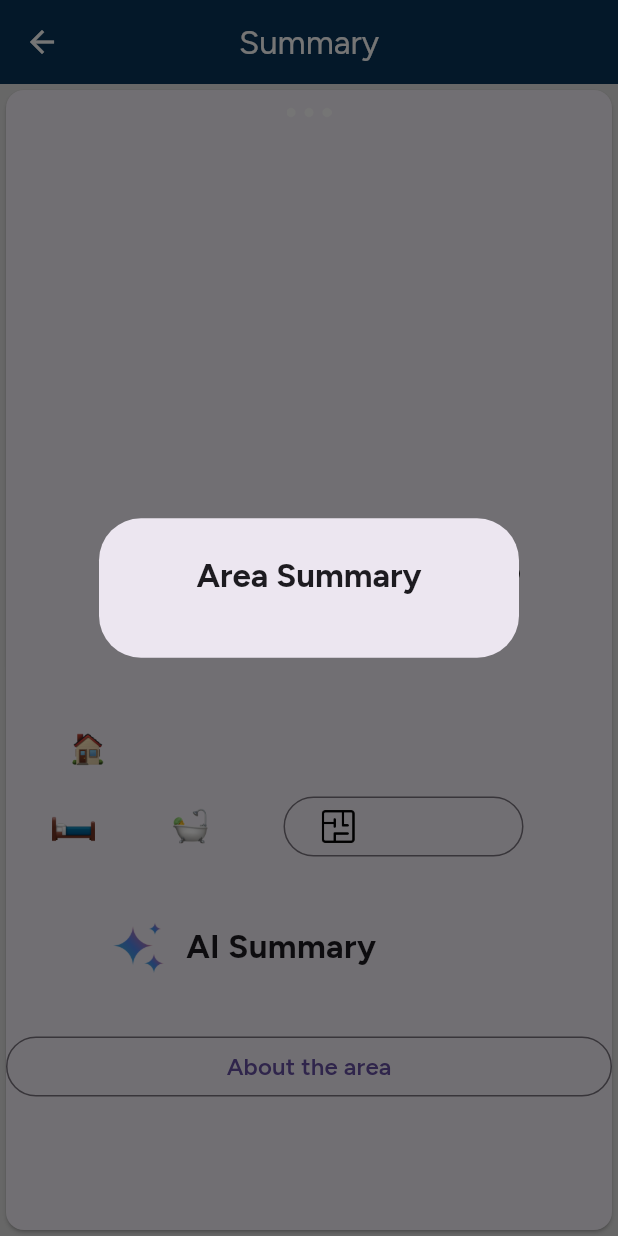
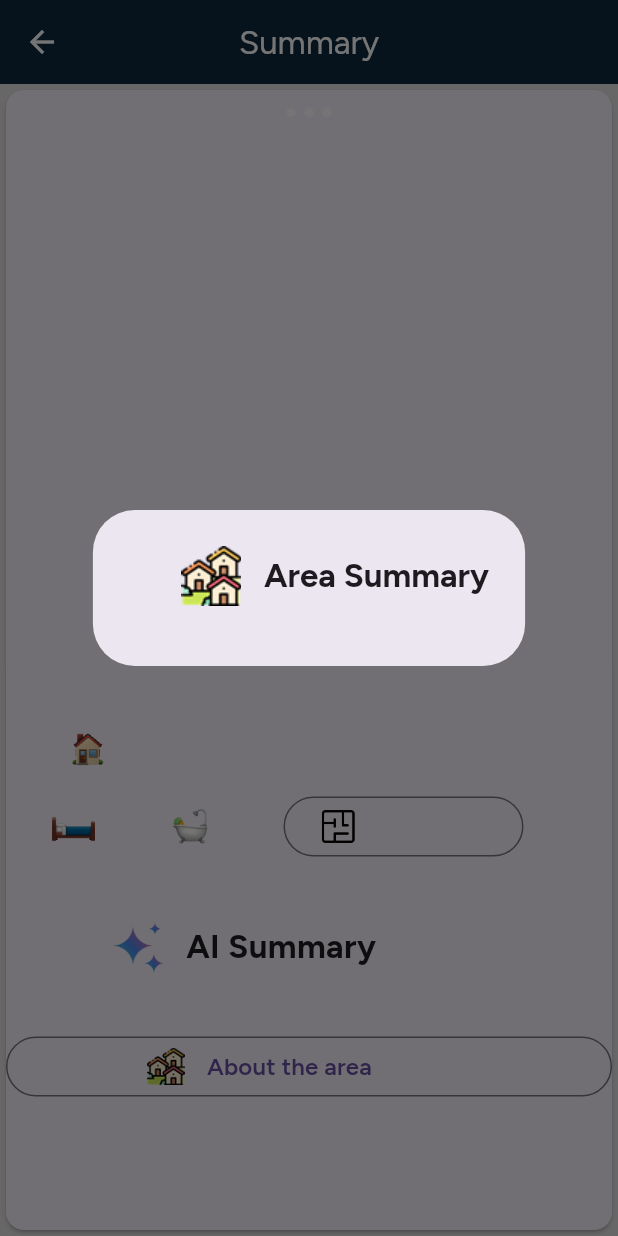
Before and after one commit to adilhafiz123/PropAI, a Flutter app: the ListingScreen screen opened directly with empty values, after a tap on "About the area", on a phone screen of 412 x 824 dp. Run offline on Flutter 3.47's test engine with Material 3 defaults, Android fonts, the phone set to English and light mode, and no system bars; our stand-ins replace cloud_firestore, firebase_core, flutter_markdown, geocoding, google_generative_ai, google_maps_flutter; accounts and stored records are empty; network calls fail.

Commit message:
Improved Icons around Area button/dialog

```diff
--- a/lib/Screens/listViewScreen.dart
+++ b/lib/Screens/listViewScreen.dart
@@ -97,7 +97,7 @@ class _ListScreenState extends State<ListScreen> {
           ),
           centerTitle: true,
           foregroundColor: Colors.white,
-          backgroundColor: const Color.fromARGB(255, 9, 53, 90),
+          backgroundColor: const Color.fromARGB(255, 14, 40, 60),
         ),
         floatingActionButtonLocation: FloatingActionButtonLocation.centerFloat,
         floatingActionButton: SizedBox(
--- a/lib/Screens/summaryScreen.dart
+++ b/lib/Screens/summaryScreen.dart
@@ -55,10 +55,9 @@ class _ListingScreenState extends State<ListingScreen> {
   Widget buildFloorPlanDialog(path) {
     return Dialog(
       insetPadding: const EdgeInsets.only(right: 15, left: 15),
-      child: FittedBox(
       child: ClipRRect(
-              borderRadius: BorderRadius.circular(50.0),
-              child: Image.network(path))),
+          borderRadius: const BorderRadius.all(Radius.circular(10)),
+          child: SizedBox(width: 400, child: Image.network(path))),
     );
   }
 
@@ -72,7 +71,7 @@ class _ListingScreenState extends State<ListingScreen> {
           ),
           centerTitle: true,
           foregroundColor: Colors.white,
-          backgroundColor: const Color.fromARGB(255, 9, 53, 90),
+          backgroundColor: const Color.fromARGB(255, 14, 40, 60),
         ),
         body: PageView(controller: pageViewController, children: [
           Card(
@@ -204,7 +203,8 @@ class _ListingScreenState extends State<ListingScreen> {
                             widget.listing.beds == null
                                 ? (widget.listing.type == "Studio" ? "0" : "?")
                                 : widget.listing.beds.toString(),
-                            style: const TextStyle(fontSize: 16),
+                            style: const TextStyle(
+                                fontSize: 16, fontWeight: FontWeight.w600),
                           ),
                         ],
                       ),
@@ -226,7 +226,8 @@ class _ListingScreenState extends State<ListingScreen> {
                             widget.listing.baths == null
                                 ? "?"
                                 : widget.listing.baths.toString(),
-                            style: const TextStyle(fontSize: 16),
+                            style: const TextStyle(
+                                fontSize: 16, fontWeight: FontWeight.w600),
                           ),
                         ],
                       ),
@@ -237,7 +238,9 @@ class _ListingScreenState extends State<ListingScreen> {
                     SizedBox(
                       width: 160,
                       child: OutlinedButton(
-                        onPressed: () => showDialog(
+                        onPressed: () => widget.listing.floorplanPath == ""
+                            ? null
+                            : showDialog(
                                 context: context,
                                 builder: (context) => buildFloorPlanDialog(
                                     widget.listing.floorplanPath),
@@ -254,7 +257,8 @@ class _ListingScreenState extends State<ListingScreen> {
                               widget.listing.sqft == null
                                   ? "?"
                                   : "${widget.listing.sqft}",
-                              style: const TextStyle(fontSize: 16),
+                              style: const TextStyle(
+                                  fontSize: 16, fontWeight: FontWeight.w600),
                             )
                           ],
                         ),
@@ -302,30 +306,47 @@ class _ListingScreenState extends State<ListingScreen> {
                 ),
                 SizedBox(
                   child: OutlinedButton(
-                    child: const Text("About the area",
+                    child: Row(
+                      children: [
+                        const SizedBox(
+                          width: 70,
+                        ),
+                        SizedBox(
+                          height: 25,
+                          child: Image.asset(
+                            "assets/neighborhood.png",
+                          ),
+                        ),
+                        const SizedBox(
+                          width: 15,
+                        ),
+                        const Text("About the area",
                             style: TextStyle(
                                 fontSize: 16, fontWeight: FontWeight.w600)),
+                      ],
+                    ),
                     onPressed: () {
                       showDialog(
                           context: context,
                           builder: (context) => AlertDialog(
-                                title: const Center(
-                                    child: Text(
+                                title: Row(
+                                  children: [
+                                    const SizedBox(width: 35),
+                                    Image.asset("assets/neighborhood.png"),
+                                    const SizedBox(width: 15),
+                                    const Text(
                                       "Area Summary",
                                       style: TextStyle(
                                           fontSize: 22,
                                           fontWeight: FontWeight.bold),
-                                )),
+                                    ),
+                                  ],
+                                ),
                                 scrollable: true,
                                 content: MarkdownBody(
                                     data: widget.listing.geminiAreaSummary),
                                 insetPadding: const EdgeInsets.only(
-                                    right: 20, left: 20, top: 20, bottom: 60),
-                                // actions: [
-                                //   TextButton(
-                                //       onPressed: () => Navigator.pop(context),
-                                //       child: const Text("Back")),
-                                // ],
+                                    right: 10, left: 10, top: 20, bottom: 60),
                               ));
                     },
                   ),
```
Also changed, not shown: lib/Screens/homeScreen.dart (+4 -4 lines), assets/neighborhood.png (added). Lines whose indentation alone changed are shown as unchanged.
